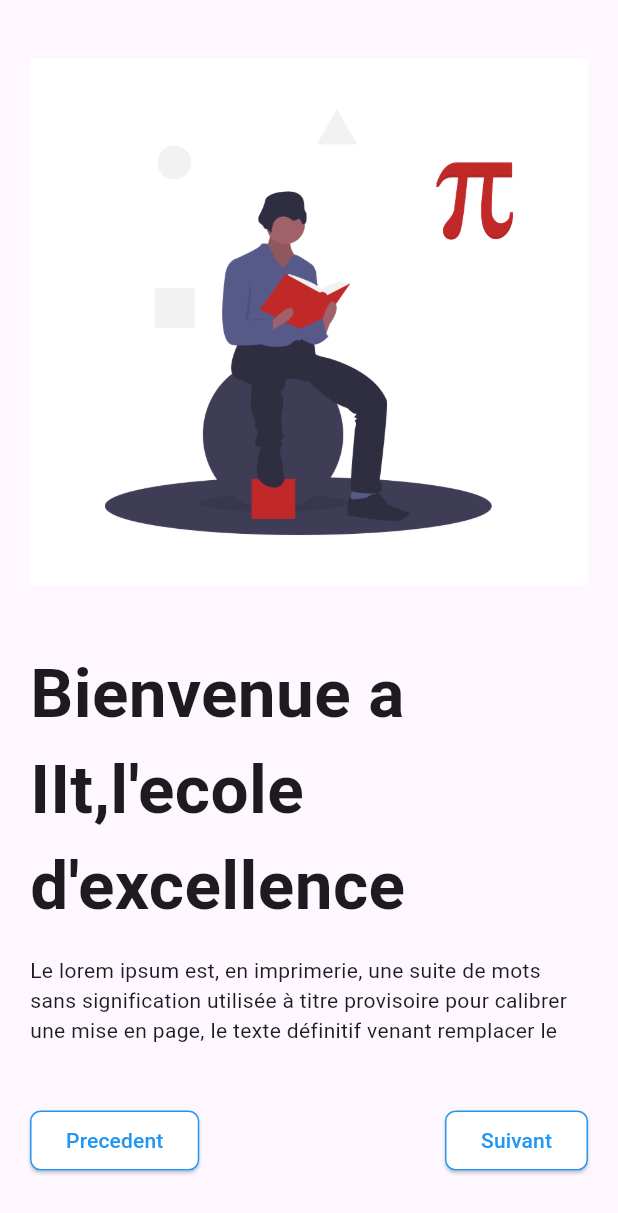
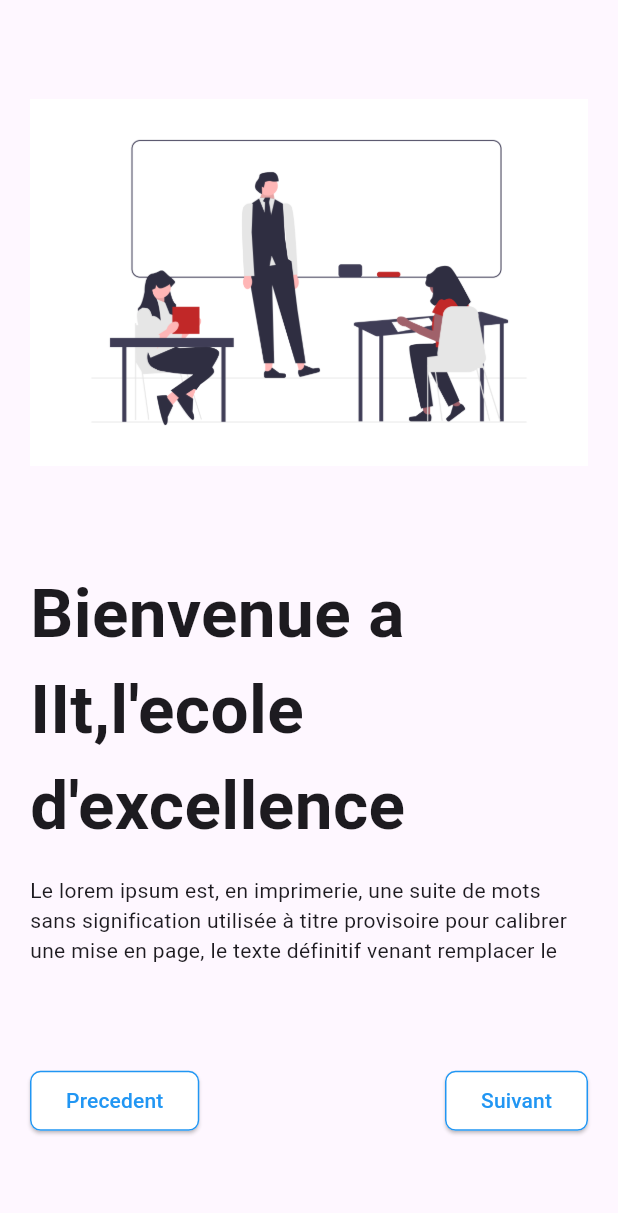
Before and after one commit to SanogoOumarBassamori/IIT_SCHOOL_APP, a Flutter app: the OnBoardingOverview screen opened directly, after a tap on "Suivant", on a phone screen of 412 x 824 dp. Shown: the top 1213 px of the screen. Run offline on Flutter 3.47's test engine with Material 3 defaults, Android fonts, the phone set to English and light mode, and no system bars.

Commit message:
modification 2

```diff
--- a/lib/onboarding_Overview.dart
+++ b/lib/onboarding_Overview.dart
@@ -4,19 +4,98 @@ import 'package:iit_school/onboarding_four.dart';
 import 'package:iit_school/onboarding_one.dart';
 import 'package:iit_school/onboarding_two.dart';
 
-class OnBoardingOverview extends StatelessWidget {
-  const OnBoardingOverview({super.key});
+class OnBoardingOverview extends StatefulWidget {
+  const OnBoardingOverview({
+    super.key,
+  });
+
+  @override
+  State<OnBoardingOverview> createState() => _OnBoardingOverviewState();
+}
+
+class _OnBoardingOverviewState extends State<OnBoardingOverview> {
+  // variable dart
+
+  var pages = 4;
+  int currenPage = 0;
+
+  late PageController controller;
+
+  @override
+  void initState() {
+    controller = PageController(initialPage: currenPage);
+    super.initState();
+  }
 
   @override
   Widget build(BuildContext context) {
     return Scaffold(
+      // bottomNavigationBar: Container(
+      //   height: 100,
+      //   padding: EdgeInsets.symmetric(horizontal: 20),
+      //   child: Row(
+      //     mainAxisAlignment: currenPage == 0 || currenPage == 3
+      //         ? MainAxisAlignment.center
+      //         : MainAxisAlignment.spaceBetween,
+      //     children: [
+      //       if (currenPage != 0)
+      //         ElevatedButton(
+      //             style: ElevatedButton.styleFrom(
+      //                 backgroundColor: Colors.white,
+      //                 side: const BorderSide(color: Colors.blue),
+      //                 shape: RoundedRectangleBorder(
+      //                     borderRadius: BorderRadius.circular(7))),
+      //             onPressed: () {
+      //               controller.previousPage(
+      //                   duration: const Duration(microseconds: 250),
+      //                   curve: Curves.easeInOut);
+      //             },
+      //             child: const Text(
+      //               'Precedent',
+      //               style: TextStyle(color: Colors.blue),
+      //             )),
+      //       if (currenPage != 3)
+      //         ElevatedButton(
+      //             style: ElevatedButton.styleFrom(
+      //                 backgroundColor: Colors.white,
+      //                 side: const BorderSide(color: Colors.blue),
+      //                 shape: RoundedRectangleBorder(
+      //                     borderRadius: BorderRadius.circular(7))),
+      //             onPressed: () {
+      //               controller.nextPage(
+      //                   duration: const Duration(microseconds: 250),
+      //                   curve: Curves.easeIn);
+      //             },
+      //             child: const Text(
+      //               'Suivant',
+      //               style: TextStyle(color: Colors.blue),
+      //             )),
+      //     ],
+      //   ),
+      // ),
       body: PageView(
+        physics: const NeverScrollableScrollPhysics(),
+        onPageChanged: (index) {
+          print(index);
+          setState(() {
+            currenPage = index;
+          });
+          print('currenPage : $currenPage');
+        },
+        controller: controller,
         children: [
-          const OnboardingOne(),
-          const OnboardingTwo(),
-          const OnboardingThree(),
-          const OnboardingFour(),
-
+          OnboardingOne(
+            controller: controller,
+          ),
+          OnboardingTwo(
+            controller: controller,
+          ),
+          OnboardingThree(
+            controller: controller,
+          ),
+          OnboardingFour(
+            controller: controller,
+          ),
         ],
       ),
     );
--- a/lib/onboarding_four.dart
+++ b/lib/onboarding_four.dart
@@ -1,7 +1,9 @@
 import 'package:flutter/material.dart';
+import 'package:iit_school/connection_page.dart';
 
 class OnboardingFour extends StatelessWidget {
-  const OnboardingFour({super.key});
+  const OnboardingFour({super.key, required this.controller});
+  final PageController controller;
 
   @override
   Widget build(BuildContext context) {
@@ -37,21 +39,32 @@ class OnboardingFour extends StatelessWidget {
                       side: const BorderSide(color: Colors.blue),
                       shape: RoundedRectangleBorder(
                           borderRadius: BorderRadius.circular(7))),
-                  onPressed: () {},
+                  onPressed: () {
+                    controller.previousPage(
+                        duration: Duration(milliseconds: 200),
+                        curve: Curves.bounceIn);
+                  },
                   child: const Text(
                     'Precedent',
                     style: TextStyle(color: Colors.blue),
                   )),
               ElevatedButton(
                   style: ElevatedButton.styleFrom(
-                      backgroundColor: Colors.white,
+                      backgroundColor: Colors.blue,
                       side: const BorderSide(color: Colors.blue),
                       shape: RoundedRectangleBorder(
                           borderRadius: BorderRadius.circular(7))),
-                  onPressed: () {},
-                  child: const Text(
-                    'Suivant',
-                    style: TextStyle(color: Colors.blue),
+                  onPressed: () {
+                    Navigator.of(context).push(MaterialPageRoute(
+                        builder: (context) => ConnectionPage()));
+                  },
+                  child: Container(
+                    alignment: Alignment.center,
+                    width: 200,
+                    child: const Text(
+                      'Se Connecter',
+                      style: TextStyle(color: Colors.white),
+                    ),
                   )),
             ],
           ),
--- a/lib/onboarding_one.dart
+++ b/lib/onboarding_one.dart
@@ -1,7 +1,8 @@
 import 'package:flutter/material.dart';
 
 class OnboardingOne extends StatelessWidget {
-  const OnboardingOne({super.key});
+  const OnboardingOne({super.key, required this.controller});
+  final PageController controller;
 
   @override
   Widget build(BuildContext context) {
@@ -29,7 +30,7 @@ class OnboardingOne extends StatelessWidget {
             ],
           ),
           Row(
-            mainAxisAlignment: MainAxisAlignment.spaceBetween,
+            mainAxisAlignment: MainAxisAlignment.center,
             children: [
               ElevatedButton(
                   style: ElevatedButton.styleFrom(
@@ -37,18 +38,11 @@ class OnboardingOne extends StatelessWidget {
                       side: const BorderSide(color: Colors.blue),
                       shape: RoundedRectangleBorder(
                           borderRadius: BorderRadius.circular(7))),
-                  onPressed: () {},
-                  child: const Text(
-                    'Precedent',
-                    style: TextStyle(color: Colors.blue),
-                  )),
-              ElevatedButton(
-                  style: ElevatedButton.styleFrom(
-                      backgroundColor: Colors.white,
-                      side: const BorderSide(color: Colors.blue),
-                      shape: RoundedRectangleBorder(
-                          borderRadius: BorderRadius.circular(7))),
-                  onPressed: () {},
+                  onPressed: () {
+                    controller.nextPage(
+                        duration: Duration(milliseconds: 200),
+                        curve: Curves.easeIn);
+                  },
                   child: const Text(
                     'Suivant',
                     style: TextStyle(color: Colors.blue),
--- a/lib/onboarding_page.dart
+++ b/lib/onboarding_page.dart
@@ -2,7 +2,7 @@ import 'package:flutter/material.dart';
 import 'package:iit_school/onboarding_Overview.dart';
 
 class OnBoardingPage extends StatefulWidget {
-  const OnBoardingPage({super.key});
+  const OnBoardingPage({super.key,});
 
   @override
   State<OnBoardingPage> createState() => _OnBoardingPageState();
@@ -17,7 +17,7 @@ class _OnBoardingPageState extends State<OnBoardingPage> {
       await Future.delayed(Duration(seconds: 13));
 
       Navigator.of(context).push(
-          MaterialPageRoute(builder: (context) => const OnBoardingOverview()));
+          MaterialPageRoute(builder: (context) =>  OnBoardingOverview()));
 
       print('Hello2');
     });
```
Also changed, not shown: lib/connection_page.dart (added, +156 -0 lines), lib/onboarding_Three.dart (+12 -3 lines), lib/onboarding_two.dart (+12 -3 lines), 21 other files.
